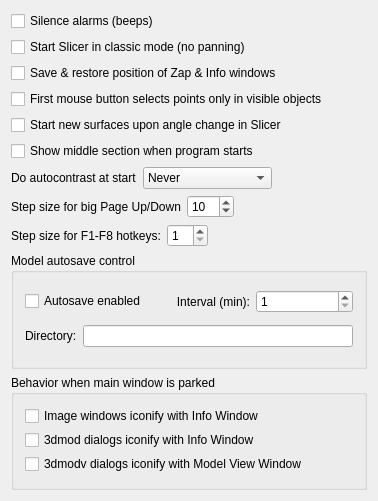
Before: the Qt Designer form imod/form_behavior.ui in LabShare-Archive/IMOD, drawn with Qt 5.
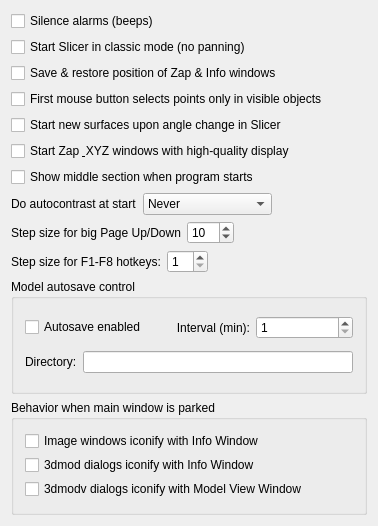
After: the same form once the commit is applied.

What changed in the file:
```diff
--- a/imod/form_behavior.ui
+++ b/imod/form_behavior.ui
@@ -6,7 +6,7 @@
     <x>0</x>
     <y>0</y>
     <width>378</width>
-    <height>501</height>
+    <height>526</height>
    </rect>
   </property>
   <property name="windowTitle" >
@@ -57,6 +57,13 @@
      </property>
     </widget>
    </item>
+   <item>
+    <widget class="QCheckBox" name="startInHQBox" >
+     <property name="text" >
+      <string>Start Zap &amp; XYZ windows with high-quality display</string>
+     </property>
+    </widget>
+   </item>
    <item>
     <widget class="QCheckBox" name="startAtMidZBox" >
      <property name="toolTip" >
```
